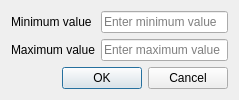
This is ui/wizard/ui_double_property.ui in gltn/stdm as Qt 5 draws it before an edit. The edited form follows.
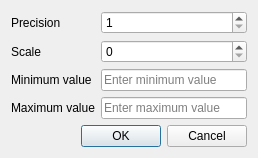
This is the edited form.

Commit message: Add precision and scale for decimal column type.

```diff
--- a/ui/wizard/ui_double_property.ui
+++ b/ui/wizard/ui_double_property.ui
@@ -6,43 +6,77 @@
    <rect>
     <x>0</x>
     <y>0</y>
-    <width>239</width>
-    <height>100</height>
+    <width>258</width>
+    <height>151</height>
    </rect>
   </property>
   <property name="windowTitle">
    <string>Decimal properties</string>
   </property>
-  <layout class="QFormLayout" name="formLayout">
+  <layout class="QGridLayout" name="gridLayout">
    <item row="0" column="0">
+    <widget class="QLabel" name="label_3">
+     <property name="text">
+      <string>Precision</string>
+     </property>
+    </widget>
+   </item>
+   <item row="0" column="1">
+    <widget class="QSpinBox" name="sbPrecision">
+     <property name="minimum">
+      <number>1</number>
+     </property>
+     <property name="maximum">
+      <number>50</number>
+     </property>
+     <property name="value">
+      <number>1</number>
+     </property>
+    </widget>
+   </item>
+   <item row="1" column="0">
+    <widget class="QLabel" name="label_4">
+     <property name="text">
+      <string>Scale</string>
+     </property>
+    </widget>
+   </item>
+   <item row="1" column="1">
+    <widget class="QSpinBox" name="sbScale">
+     <property name="maximum">
+      <number>20</number>
+     </property>
+    </widget>
+   </item>
+   <item row="2" column="0">
     <widget class="QLabel" name="label">
      <property name="text">
       <string>Minimum value</string>
      </property>
     </widget>
    </item>
-   <item row="0" column="1">
+   <item row="2" column="1">
     <widget class="QLineEdit" name="edtMinVal">
      <property name="placeholderText">
       <string>Enter minimum value</string>
      </property>
     </widget>
    </item>
-   <item row="1" column="0">
+   <item row="3" column="0">
     <widget class="QLabel" name="label_2">
      <property name="text">
       <string>Maximum value</string>
      </property>
     </widget>
    </item>
-   <item row="1" column="1">
+   <item row="3" column="1">
     <widget class="QLineEdit" name="edtMaxVal">
      <property name="placeholderText">
       <string>Enter maximum value</string>
      </property>
     </widget>
    </item>
-   <item row="2" column="0" colspan="2">
+   <item row="4" column="0" colspan="2">
     <widget class="QDialogButtonBox" name="buttonBox">
      <property name="orientation">
       <enum>Qt::Horizontal</enum>
```
Left out of the diff: 2 changed lines with no effect on the pictures. The commit also changes 8 other files.
